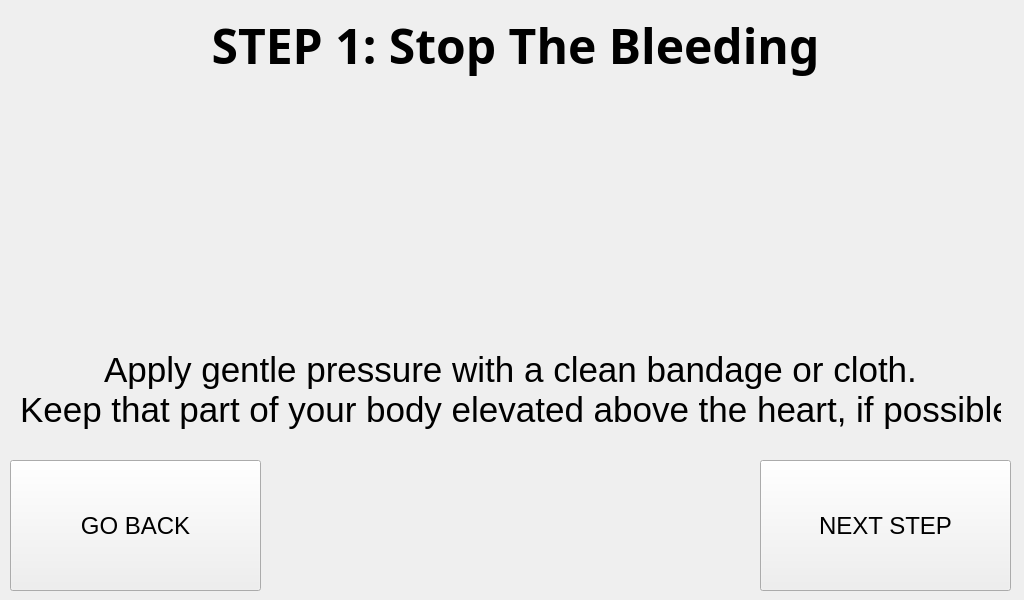
Before: the Qt Designer form RASPI/injuries/puncture_step_1.ui in Pwersa/Medical-Cabinet, drawn with Qt 5.
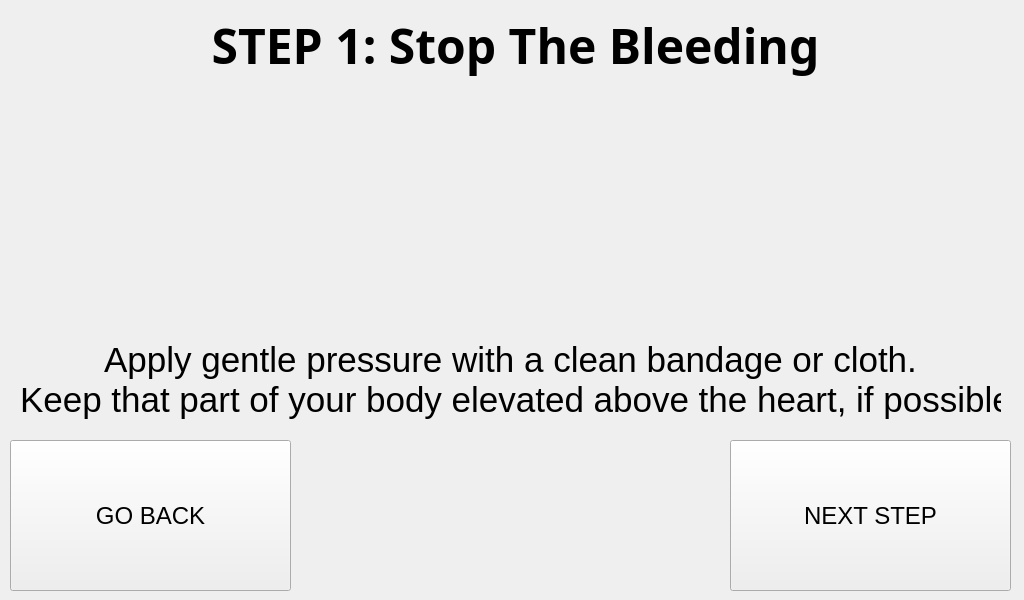
After: the same form once the commit is applied.

The edit to the form file:
```diff
--- a/RASPI/injuries/puncture_step_1.ui
+++ b/RASPI/injuries/puncture_step_1.ui
@@ -54,7 +54,7 @@
     <property name="geometry">
      <rect>
       <x>20</x>
-      <y>330</y>
+      <y>320</y>
       <width>981</width>
       <height>121</height>
      </rect>
@@ -110,10 +110,10 @@
    <widget class="QPushButton" name="next_step_button">
     <property name="geometry">
      <rect>
-      <x>760</x>
-      <y>460</y>
-      <width>251</width>
-      <height>131</height>
+      <x>730</x>
+      <y>440</y>
+      <width>281</width>
+      <height>151</height>
      </rect>
     </property>
     <property name="font">
@@ -132,9 +132,9 @@
     <property name="geometry">
      <rect>
       <x>10</x>
-      <y>460</y>
-      <width>251</width>
-      <height>131</height>
+      <y>440</y>
+      <width>281</width>
+      <height>151</height>
      </rect>
     </property>
     <property name="font">
```
Left out of the diff: 5 changed lines with no effect on the pictures.
